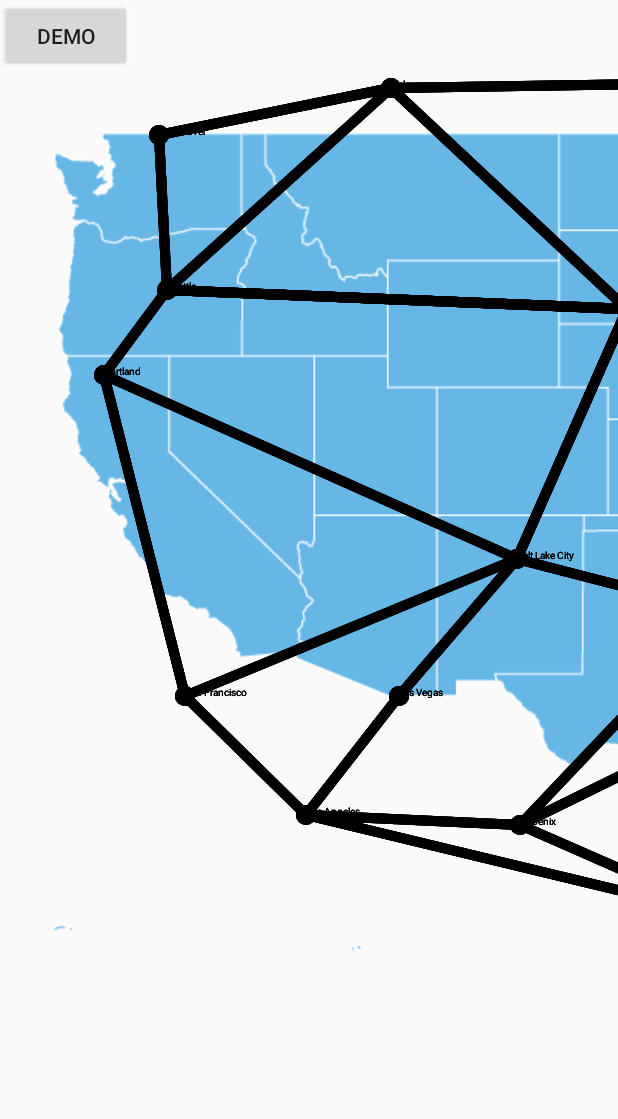
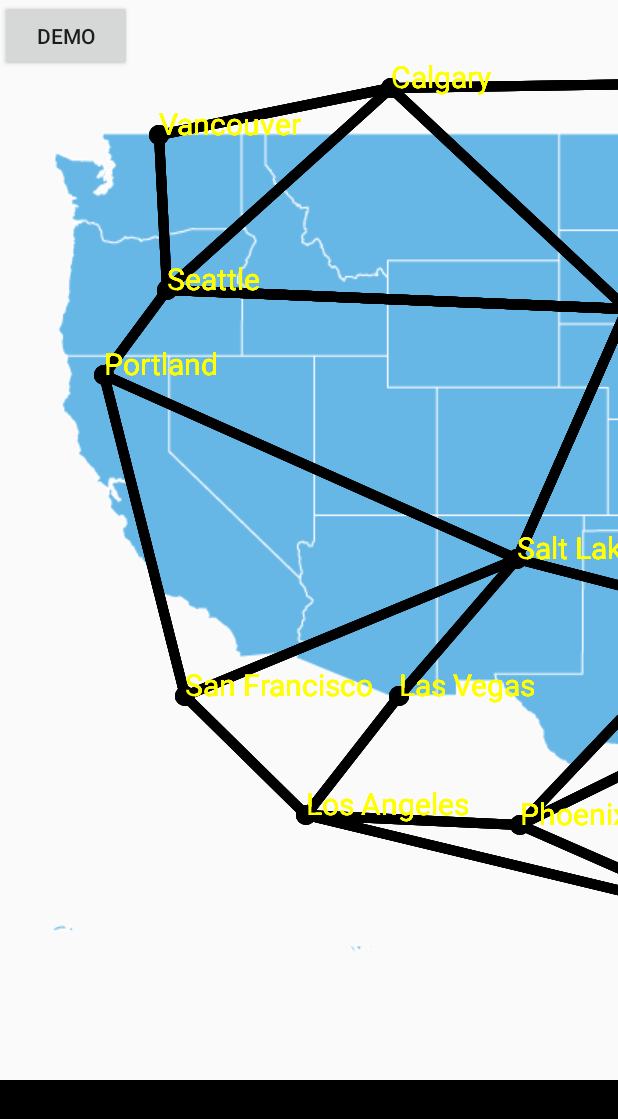
Before and after one commit to Jttanner/TicketToRideClean, an Android app: the layout fragment_pane_two.xml on its own in the app's theme, with its tools: preview values and no code run, on a phone screen of 412 x 824 dp. Shown: the top 1119 px of the screen. Run offline under Robolectric (Android 15) with nearby library versions, the phone set to English and light mode, and no system bars.

Commit message:
Pulled First. Messed around with text color and size on map.

```diff
--- a/app/src/main/java/ui/views/MapActivity.java
+++ b/app/src/main/java/ui/views/MapActivity.java
@@ -33,6 +33,7 @@ public class MapActivity extends FragmentActivity implements MVP_Map.MapViewOps{
     protected void onDestroy() {
         //destroy poller
         Poller.getInstance().stopPoller();
+        Poller.getInstance().stopGetCommandsPoller();
         super.onDestroy();
     }
 
--- a/app/src/main/java/ui/views/MapBaseView.java
+++ b/app/src/main/java/ui/views/MapBaseView.java
@@ -31,7 +31,7 @@ public class MapBaseView extends View {
     Rect screenRect = new Rect(0, 0, display.getWidth(), display.getHeight());
     Resources resources = getResources();
     Bitmap mapBitmap = BitmapFactory.decodeResource(resources, R.drawable.usamap);
-
+    Paint cityNames = new Paint();
     List<Point> touchCoords = new ArrayList<>();
     //Context callingContext = getContext();
 
@@ -45,14 +45,17 @@ public class MapBaseView extends View {
         //canvas.drawColor(Color.BLACK); //Draw a paint color, not really needed.
         fillCityPointList();
         float thickness = 10;
+        float textSize = 30;
         paint.setStrokeWidth(thickness);
         paint.setColor(Color.BLACK);
+        cityNames.setTextSize(textSize);
+        cityNames.setColor(Color.YELLOW);
+
 
         canvas.drawBitmap(mapBitmap, screenRect, screenRect, null);
+        drawCityLines(canvas);
         drawCities(canvas);
-        drawCityLines(canvas);
 
-        paint.setTextSize(thickness);
         //Point p1 = new Point(50, 50);
         //Point p2 = new Point(10000, 10000);
         //drawFourCarLine(p1, p2, canvas);
@@ -293,7 +296,7 @@ public class MapBaseView extends View {
         int diameter = 10;
         for (CityDrawData data: cities){
             canvas.drawCircle(data.getX(), data.getY(), diameter, paint);
-            canvas.drawText(data.cityName, data.getX(), data.getY(), paint);
+            canvas.drawText(data.cityName, data.getX(), data.getY(), cityNames);
         }
         /*canvas.drawCircle(Vancouver.x, Vancouver.y, 10, paint);
         canvas.drawCircle(Seattle.x, Seattle.y, 10, paint);
--- a/app/src/main/res/layout/fragment_pane_two.xml
+++ b/app/src/main/res/layout/fragment_pane_two.xml
@@ -2,7 +2,8 @@
     xmlns:tools="http://schemas.android.com/tools"
     android:layout_width="match_parent"
     android:layout_height="match_parent"
-    tools:context="ui.views.PaneTwoFragment">
+    tools:context="ui.views.PaneTwoFragment"
+    android:background="@color/black">
 
 
     <Button
--- a/app/src/main/res/layout/game_history_view_holder.xml
+++ b/app/src/main/res/layout/game_history_view_holder.xml
@@ -5,7 +5,7 @@
 
     <TextView
         android:layout_width="match_parent"
-        android:layout_height="wrap_content"
+        android:layout_height="100px"
         android:id="@+id/gameHistoryViewHolder"/>
 
 </LinearLayout>
```
